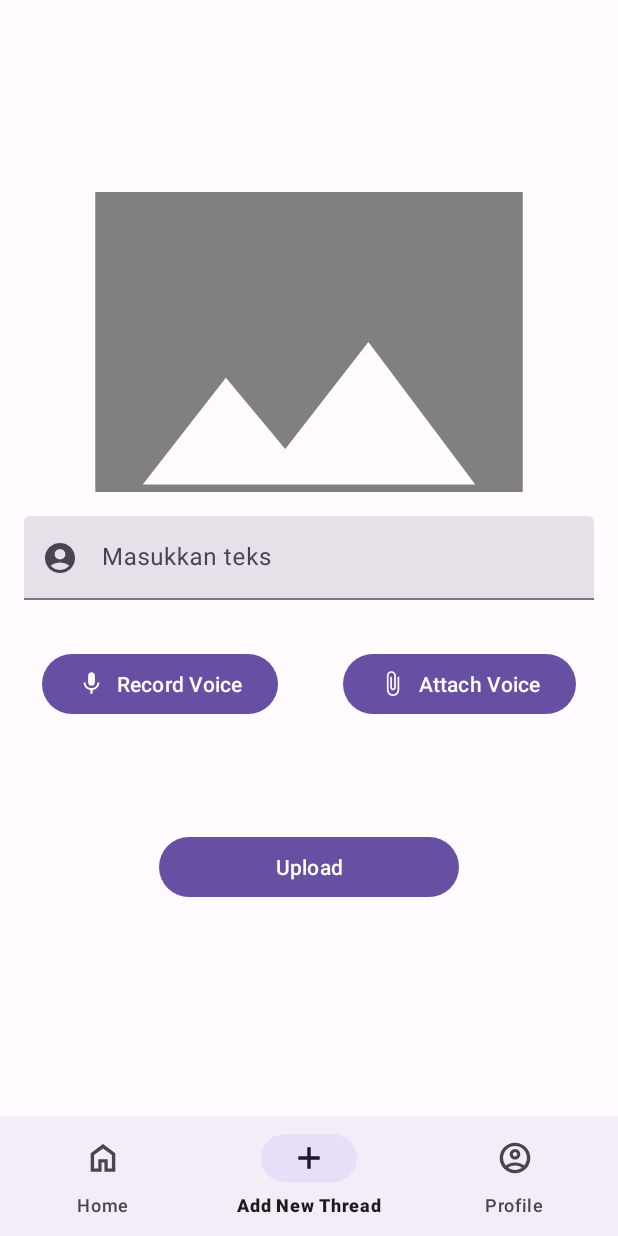
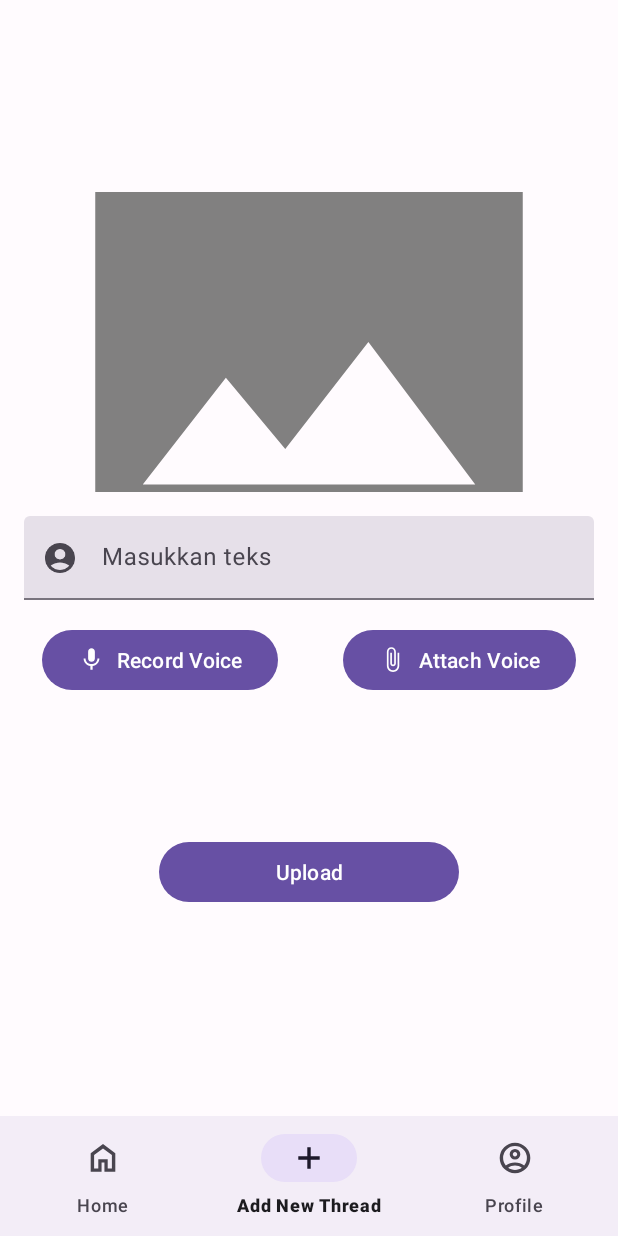
Before and after one commit to C23-PS376/SpeakSure_MobileApps, an Android app: the AddThreadFragment screen opened through its navigation route, item 2 of the bottom bar chosen, on a phone screen of 412 x 824 dp. Run offline under Robolectric (Android 15) with nearby library versions, the phone set to English and light mode, and no system bars; our stand-ins replace navigation-ui.

Commit message:
update add thread for getText, getImage, getAudio(on going)

```diff
--- a/app/src/main/AndroidManifest.xml
+++ b/app/src/main/AndroidManifest.xml
@@ -4,6 +4,8 @@
     package="com.example.speaksure_capstone">
 
     <uses-permission android:name="android.permission.INTERNET" />
+    <uses-permission android:name="android.permission.RECORD_AUDIO" />
+
 
     <application
         android:allowBackup="true"
--- a/app/src/main/java/com/example/speaksure_capstone/ui/addthread/AddThreadFragment.kt
+++ b/app/src/main/java/com/example/speaksure_capstone/ui/addthread/AddThreadFragment.kt
@@ -1,60 +1,217 @@
 package com.example.speaksure_capstone.ui.addthread
 
+import android.Manifest
+import android.app.Activity
+import android.content.Intent
+import android.content.pm.PackageManager
+import android.graphics.Bitmap
+import android.graphics.BitmapFactory
+import android.media.MediaRecorder
+import android.net.Uri
 import android.os.Bundle
-import androidx.fragment.app.Fragment
+import android.provider.MediaStore
 import android.view.LayoutInflater
 import android.view.View
 import android.view.ViewGroup
+import androidx.appcompat.app.AlertDialog
+import androidx.core.content.ContextCompat
+import androidx.fragment.app.Fragment
 import com.example.speaksure_capstone.R
+import com.example.speaksure_capstone.databinding.FragmentAddThreadBinding
+import com.google.android.material.textfield.TextInputEditText
+import java.io.FileNotFoundException
+import java.io.IOException
 
-// TODO: Rename parameter arguments, choose names that match
-// the fragment initialization parameters, e.g. ARG_ITEM_NUMBER
-private const val ARG_PARAM1 = "param1"
-private const val ARG_PARAM2 = "param2"
+private const val CAMERA_REQUEST_CODE = 1
+private const val GALLERY_REQUEST_CODE = 2
+private const val RECORD_AUDIO_REQUEST_CODE =3
 
-/**
- * A simple [Fragment] subclass.
- * Use the [AddThreadFragment.newInstance] factory method to
- * create an instance of this fragment.
- */
 class AddThreadFragment : Fragment() {
-    // TODO: Rename and change types of parameters
-    private var param1: String? = null
-    private var param2: String? = null
+    private lateinit var textInputEditText: TextInputEditText
+    private var _binding: FragmentAddThreadBinding? = null
+    private val binding get() = _binding!!
+    private var isRecording = false
+    @Suppress("DEPRECATION")
+    private val recorder = MediaRecorder()
+    private var outputFilePath: String? = null
 
-    override fun onCreate(savedInstanceState: Bundle?) {
-        super.onCreate(savedInstanceState)
-        arguments?.let {
-            param1 = it.getString(ARG_PARAM1)
-            param2 = it.getString(ARG_PARAM2)
-        }
-    }
+
 
     override fun onCreateView(
         inflater: LayoutInflater, container: ViewGroup?,
         savedInstanceState: Bundle?
-    ): View? {
-        // Inflate the layout for this fragment
-        return inflater.inflate(R.layout.fragment_add_thread, container, false)
+    ): View {
+        _binding = FragmentAddThreadBinding.inflate(inflater, container, false)
+        val rootView = binding.root
+
+        // Inisialisasi TextInputEditText
+        textInputEditText = binding.textInput
+        val imageView = binding.imageView
+
+        imageView.setOnClickListener {
+            showImageSourceOptions()
+        }
+
+
+        if (ContextCompat.checkSelfPermission(requireContext(), Manifest.permission.RECORD_AUDIO) != PackageManager.PERMISSION_GRANTED) {
+            // Jika izin belum diberikan, minta izin RECORD_AUDIO secara dinamis
+            @Suppress("DEPRECATION")
+            requestPermissions(arrayOf(Manifest.permission.RECORD_AUDIO), RECORD_AUDIO_REQUEST_CODE)
+        }
+
+
+        outputFilePath = requireContext().externalCacheDir?.absolutePath + "/recorded_audio.3gp"
+
+
+
+        setupAudioRecorder()
+
+        binding.btnRecord.setOnClickListener {
+            if (isRecording) {
+                stopRecording()
+            } else {
+                startRecording()
+            }
+        }
+
+
+
+        return rootView
     }
 
-    companion object {
-        /**
-         * Use this factory method to create a new instance of
-         * this fragment using the provided parameters.
-         *
-         * @param param1 Parameter 1.
-         * @param param2 Parameter 2.
-         * @return A new instance of fragment AddThreadFragment.
-         */
-        // TODO: Rename and change types and number of parameters
-        @JvmStatic
-        fun newInstance(param1: String, param2: String) =
-            AddThreadFragment().apply {
-                arguments = Bundle().apply {
-                    putString(ARG_PARAM1, param1)
-                    putString(ARG_PARAM2, param2)
+    override fun onDestroyView() {
+        super.onDestroyView()
+        _binding = null
+    }
+
+    // Method untuk mendapatkan teks dari TextInputEditText
+    private fun getEnteredText(): String {
+        return textInputEditText.text.toString()
+    }
+
+    private fun showImageSourceOptions() {
+        val options = arrayOf("Kamera", "Galeri")
+
+        val builder = AlertDialog.Builder(requireContext())
+        builder.setTitle("Pilih Sumber Gambar")
+        builder.setItems(options) { _, which ->
+            when (which) {
+                0 -> {
+                    // Pilihan Kamera dipilih
+                    openCamera()
+                }
+                1 -> {
+                    // Pilihan Galeri dipilih
+                    openGallery()
                 }
             }
+        }
+        builder.show()
     }
+
+    @Suppress("DEPRECATION")
+    private fun openCamera() {
+        // Intent untuk membuka kamera
+        val intent = Intent(MediaStore.ACTION_IMAGE_CAPTURE)
+        startActivityForResult(intent, CAMERA_REQUEST_CODE)
+    }
+
+    private fun openGallery() {
+        // Intent untuk membuka galeri
+        val intent = Intent(Intent.ACTION_PICK, MediaStore.Images.Media.EXTERNAL_CONTENT_URI)
+        @Suppress("DEPRECATION")
+        startActivityForResult(intent, GALLERY_REQUEST_CODE)
+    }
+
+    @Deprecated("Deprecated in Java")
+    override fun onActivityResult(requestCode: Int, resultCode: Int, data: Intent?) {
+        @Suppress("DEPRECATION")
+        super.onActivityResult(requestCode, resultCode, data)
+
+        if (resultCode == Activity.RESULT_OK) {
+            when (requestCode) {
+                CAMERA_REQUEST_CODE -> {
+                    // Gambar diambil dari kamera
+                    @Suppress("DEPRECATION") val imageBitmap = data?.extras?.get("data") as Bitmap?
+                    // Gunakan gambar yang diambil
+                    handleImage(imageBitmap)
+                }
+                GALLERY_REQUEST_CODE -> {
+                    // Gambar dipilih dari galeri
+                    val imageUri = data?.data
+                    // Ambil gambar dari URI
+                    val imageBitmap = getImageBitmapFromUri(imageUri)
+                    // Gunakan gambar yang dipilih
+                    handleImage(imageBitmap)
+                }
+            }
+        }
+    }
+
+    private fun handleImage(imageBitmap: Bitmap?) {
+        // Lakukan sesuatu dengan gambar (misalnya, tampilkan gambar di ImageView)
+        binding.imageView.setImageBitmap(imageBitmap)
+    }
+
+    private fun getImageBitmapFromUri(imageUri: Uri?): Bitmap? {
+        // Konversi URI menjadi Bitmap
+        return try {
+            val inputStream = imageUri?.let { requireContext().contentResolver.openInputStream(it) }
+            BitmapFactory.decodeStream(inputStream)
+        } catch (e: FileNotFoundException) {
+            e.printStackTrace()
+            null
+        }
+    }
+
+    private fun setupAudioRecorder() {
+        recorder.apply {
+            setAudioSource(MediaRecorder.AudioSource.MIC)
+            setOutputFormat(MediaRecorder.OutputFormat.THREE_GPP)
+            setAudioEncoder(MediaRecorder.AudioEncoder.AMR_NB)
+            setOutputFile(outputFilePath)
+        }
+    }
+
+    private fun startRecording() {
+        try {
+            recorder.prepare()
+            recorder.start()
+            isRecording = true
+            // Ubah tampilan tombol saat sedang merekam
+            binding.btnRecord.setText(R.string.stop_record)
+            binding.btnRecord.setIconResource(R.drawable.baseline_stop_24)
+        } catch (e: IOException) {
+            e.printStackTrace()
+            // Handle error saat gagal memulai rekaman
+        }
+    }
+
+    private fun stopRecording() {
+        recorder.stop()
+        recorder.reset()
+        isRecording = false
+        binding.btnRecord.setText(R.string.record)
+        binding.btnRecord.setIconResource(R.drawable.baseline_mic_24)
+    }
+
+    @Deprecated("Deprecated in Java")
+    @Suppress("DEPRECATION")
+    override fun onRequestPermissionsResult(requestCode: Int, permissions: Array<out String>, grantResults: IntArray) {
+        super.onRequestPermissionsResult(requestCode, permissions, grantResults)
+        if (requestCode == RECORD_AUDIO_REQUEST_CODE) {
+            if (grantResults.isNotEmpty() && grantResults[0] == PackageManager.PERMISSION_GRANTED) {
+                // Izin diberikan, panggil kembali setupAudioRecorder()
+                setupAudioRecorder()
+            } else {
+                // Izin ditolak, tangani kasus ketika pengguna tidak memberikan izin
+            }
+        }
+    }
+
+
+
+
+
+
 }
--- /dev/null
+++ b/app/src/main/res/drawable/baseline_stop_24.xml
@@ -0,0 +1,5 @@
+<vector android:height="24dp" android:tint="#000000"
+    android:viewportHeight="24" android:viewportWidth="24"
+    android:width="24dp" xmlns:android="http://schemas.android.com/apk/res/android">
+    <path android:fillColor="@android:color/white" android:pathData="M6,6h12v12H6z"/>
+</vector>
--- a/app/src/main/res/layout/fragment_add_thread.xml
+++ b/app/src/main/res/layout/fragment_add_thread.xml
@@ -32,7 +32,7 @@
 
 
         <com.google.android.material.textfield.TextInputLayout
-            android:id="@+id/text_input"
+            android:id="@+id/text_input_layout"
             style="?attr/textInputFilledStyle"
             android:layout_width="match_parent"
             android:layout_height="wrap_content"
@@ -49,6 +49,7 @@
             app:startIconDrawable="@drawable/ic_baseline_account_circle_24">
 
             <com.google.android.material.textfield.TextInputEditText
+                android:id="@+id/text_input"
                 android:layout_width="match_parent"
                 android:layout_height="match_parent"
                 android:hint="@string/masukkan_teks"
@@ -62,17 +63,17 @@
             android:layout_width="wrap_content"
             android:layout_height="wrap_content"
             android:layout_marginStart="16dp"
-            android:layout_marginTop="32dp"
+            android:layout_marginTop="16dp"
             android:layout_marginEnd="16dp"
             android:layout_marginBottom="16dp"
             android:text="@string/record"
-            tools:style="@style/Widget.MaterialComponents.Button.UnelevatedButton"
             app:icon="@drawable/baseline_mic_24"
             app:layout_constraintBottom_toBottomOf="parent"
             app:layout_constraintEnd_toStartOf="@+id/btn_attach"
             app:layout_constraintStart_toStartOf="parent"
-            app:layout_constraintTop_toBottomOf="@+id/text_input"
-            app:layout_constraintVertical_bias="0.0">
+            app:layout_constraintTop_toBottomOf="@+id/text_input_layout"
+            app:layout_constraintVertical_bias="0.0"
+            tools:style="@style/Widget.MaterialComponents.Button.UnelevatedButton">
 
         </com.google.android.material.button.MaterialButton>
 
@@ -81,18 +82,18 @@
             android:layout_width="wrap_content"
             android:layout_height="wrap_content"
             android:layout_marginStart="16dp"
-            android:layout_marginTop="32dp"
+            android:layout_marginTop="16dp"
             android:layout_marginEnd="16dp"
             android:layout_marginBottom="16dp"
             android:text="@string/attach"
-            tools:style="@style/Widget.MaterialComponents.Button.UnelevatedButton"
             app:icon="@drawable/baseline_attach_file_24"
             app:layout_constraintBottom_toBottomOf="parent"
             app:layout_constraintEnd_toEndOf="parent"
             app:layout_constraintHorizontal_bias="0.5"
             app:layout_constraintStart_toEndOf="@+id/btn_record"
-            app:layout_constraintTop_toBottomOf="@+id/text_input"
-            app:layout_constraintVertical_bias="0.0">
+            app:layout_constraintTop_toBottomOf="@+id/text_input_layout"
+            app:layout_constraintVertical_bias="0.0"
+            tools:style="@style/Widget.MaterialComponents.Button.UnelevatedButton">
 
         </com.google.android.material.button.MaterialButton>
 
@@ -100,15 +101,17 @@
             android:id="@+id/btn_upload"
             android:layout_width="200dp"
             android:layout_height="wrap_content"
+
+            android:layout_marginStart="16dp"
             android:layout_marginTop="16dp"
-
+            android:layout_marginEnd="16dp"
             android:layout_marginBottom="16dp"
             android:text="@string/upload"
             app:layout_constraintBottom_toBottomOf="parent"
             app:layout_constraintEnd_toEndOf="@+id/btn_attach"
             app:layout_constraintStart_toStartOf="@+id/btn_record"
-            app:layout_constraintTop_toBottomOf="@+id/btn_record"
-            app:layout_constraintVertical_bias="0.22000003"
+            app:layout_constraintTop_toBottomOf="@+id/text_input_layout"
+            app:layout_constraintVertical_bias="0.41000003"
             tools:style="@style/Widget.MaterialComponents.Button.UnelevatedButton">
 
         </com.google.android.material.button.MaterialButton>
--- a/app/src/main/res/values/strings.xml
+++ b/app/src/main/res/values/strings.xml
@@ -40,4 +40,5 @@
     <string name="attach">Attach Voice</string>
     <string name="record">Record Voice</string>
     <string name="masukkan_teks">Masukkan teks</string>
+    <string name="stop_record">Stop Record</string>
 </resources>
```
Also changed, not shown: app/src/main/java/com/example/speaksure_capstone/response/AddThreadResponse.kt (added, +33 -0 lines).
